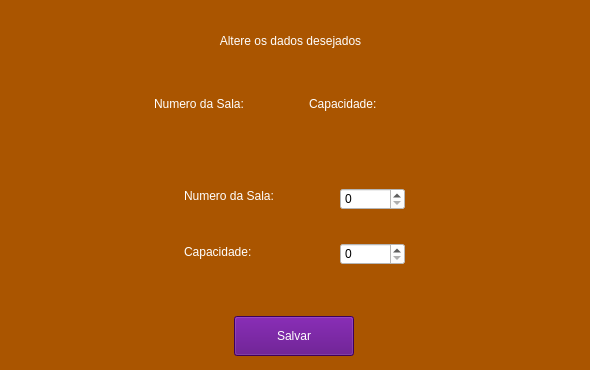
Above: sistema/screens/alterarDadosSalaCafe.ui from GEspinosa7/DesafioGD before the change. Below: the same form after it.
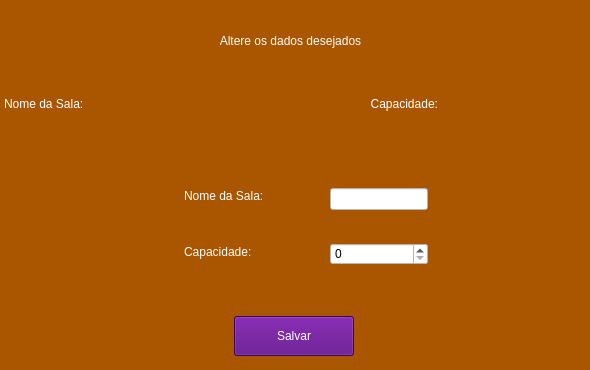
That is the form after the change.

What changed in the file:
```diff
--- a/sistema/screens/alterarDadosSalaCafe.ui
+++ b/sistema/screens/alterarDadosSalaCafe.ui
@@ -76,10 +76,10 @@
    </property>
    <layout class="QHBoxLayout" name="horizontalLayout_4">
     <property name="leftMargin">
-     <number>150</number>
+     <number>0</number>
     </property>
     <property name="rightMargin">
-     <number>150</number>
+     <number>0</number>
     </property>
     <item>
      <widget class="QLabel" name="lblNumero_3">
@@ -87,7 +87,7 @@
        <string notr="true">font: 75 10pt &quot;MS Shell Dlg 2&quot;;</string>
       </property>
       <property name="text">
-       <string>Numero da Sala:</string>
+       <string>Nome da Sala:</string>
       </property>
      </widget>
     </item>
@@ -99,6 +99,9 @@
       <property name="text">
        <string/>
       </property>
+      <property name="alignment">
+       <set>Qt::AlignLeading|Qt::AlignLeft|Qt::AlignVCenter</set>
+      </property>
      </widget>
     </item>
     <item>
@@ -109,6 +112,9 @@
       <property name="text">
        <string>Capacidade:</string>
       </property>
+      <property name="alignment">
+       <set>Qt::AlignRight|Qt::AlignTrailing|Qt::AlignVCenter</set>
+      </property>
      </widget>
     </item>
     <item>
@@ -119,6 +125,9 @@
       <property name="text">
        <string/>
       </property>
+      <property name="alignment">
+       <set>Qt::AlignRight|Qt::AlignTrailing|Qt::AlignVCenter</set>
+      </property>
      </widget>
     </item>
    </layout>
@@ -159,7 +168,7 @@
          <string notr="true">font: 75 10pt &quot;MS Shell Dlg 2&quot;;</string>
         </property>
         <property name="text">
-         <string>Numero da Sala:</string>
+         <string>Nome da Sala:</string>
         </property>
        </widget>
       </item>
@@ -181,26 +190,17 @@
        <number>30</number>
       </property>
       <property name="rightMargin">
-       <number>30</number>
+       <number>7</number>
       </property>
       <property name="bottomMargin">
        <number>0</number>
       </property>
       <item>
-       <widget class="QSpinBox" name="spinBoxNumero">
+       <widget class="QLineEdit" name="lineEditNome">
         <property name="styleSheet">
          <string notr="true">background-color: rgb(255, 255, 255);
 color: rgb(0, 0, 0);</string>
         </property>
-        <property name="minimum">
-         <number>0</number>
-        </property>
-        <property name="maximum">
-         <number>999</number>
-        </property>
-        <property name="displayIntegerBase">
-         <number>10</number>
-        </property>
        </widget>
       </item>
       <item>
```
Left out of the diff: 2 changed lines with no effect on the pictures.
